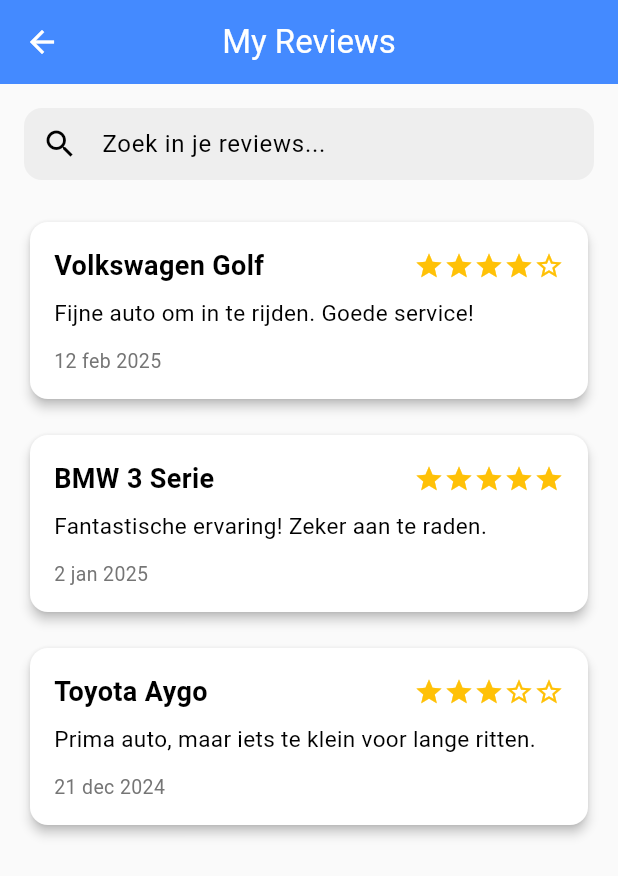
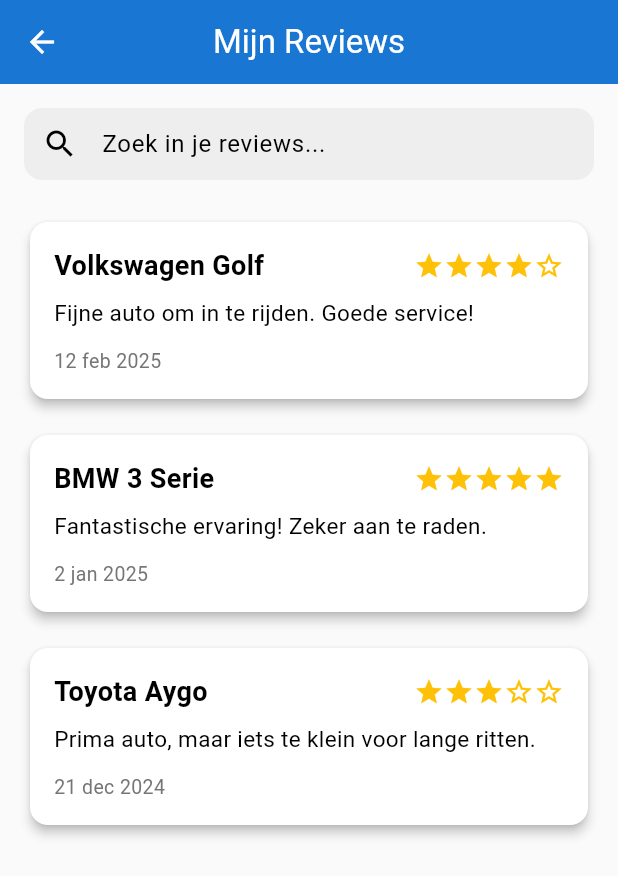
Before and after one commit to ianvrijs/autopaleis, a Flutter app: the MyReviewsPage screen opened by its route, on a phone screen of 412 x 824 dp. Shown: the top 876 px of the screen. Run offline on Flutter 3.47's test engine with Material 3 defaults, Android fonts, the phone set to English and light mode, and no system bars; our stand-ins replace flutter_dotenv, shared_preferences; missing offline and left inert: flutter_web_auth_2, mailer; accounts and stored records are empty; network calls fail.

Commit message:
Changed app bar title

```diff
--- a/lib/features/rentals/my_rentals.dart
+++ b/lib/features/rentals/my_rentals.dart
@@ -27,7 +27,7 @@
   Widget build(BuildContext context) {
     return Scaffold(
       appBar: AppBar(
-        title: const Text("My Rentals"),
+        title: const Text("Mijn Rentals"),
       ),
       body: Consumer<RentalService>(
         builder: (context, rentalService, child) {
--- a/lib/features/reviews/my_reviews.dart
+++ b/lib/features/reviews/my_reviews.dart
@@ -45,9 +45,7 @@
 
     return Scaffold(
       appBar: AppBar(
-        title: const Text("My Reviews"),
-        elevation: 0,
-        backgroundColor: Colors.blueAccent,
+        title: const Text("Mijn Reviews"),
       ),
       body: Column(
         children: [
```
